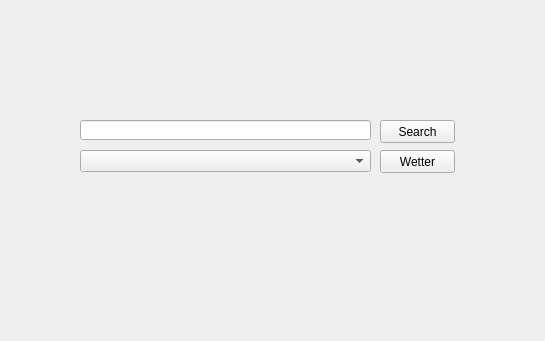
Qt form QT/Weather/WeatherTest/widget.ui (SeidC/GitRepoProjects) before a commit; both pictures show x 90 to 635 and y 0 to 341 of the 885 by 574 pixel window.
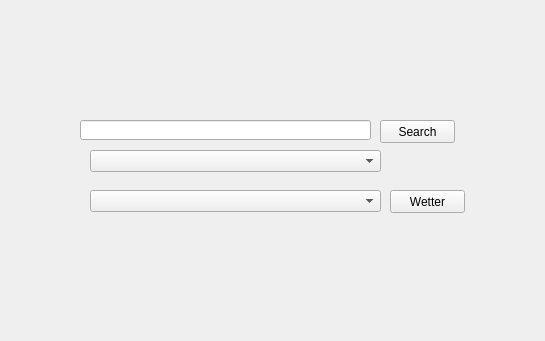
The same form after that commit.

The edit to the form file:
```diff
--- a/QT/Weather/WeatherTest/widget.ui
+++ b/QT/Weather/WeatherTest/widget.ui
@@ -16,8 +16,8 @@
   <widget class="QComboBox" name="comboBox">
    <property name="geometry">
     <rect>
-     <x>170</x>
-     <y>150</y>
+     <x>180</x>
+     <y>190</y>
      <width>291</width>
      <height>22</height>
     </rect>
@@ -49,8 +49,8 @@
   <widget class="QPushButton" name="pushButton_2">
    <property name="geometry">
     <rect>
-     <x>470</x>
-     <y>150</y>
+     <x>480</x>
+     <y>190</y>
      <width>75</width>
      <height>23</height>
     </rect>
@@ -59,6 +59,16 @@
     <string>Wetter</string>
    </property>
   </widget>
+  <widget class="QComboBox" name="countryBox">
+   <property name="geometry">
+    <rect>
+     <x>180</x>
+     <y>150</y>
+     <width>291</width>
+     <height>22</height>
+    </rect>
+   </property>
+  </widget>
  </widget>
  <layoutdefault spacing="6" margin="11"/>
  <resources/>
```
